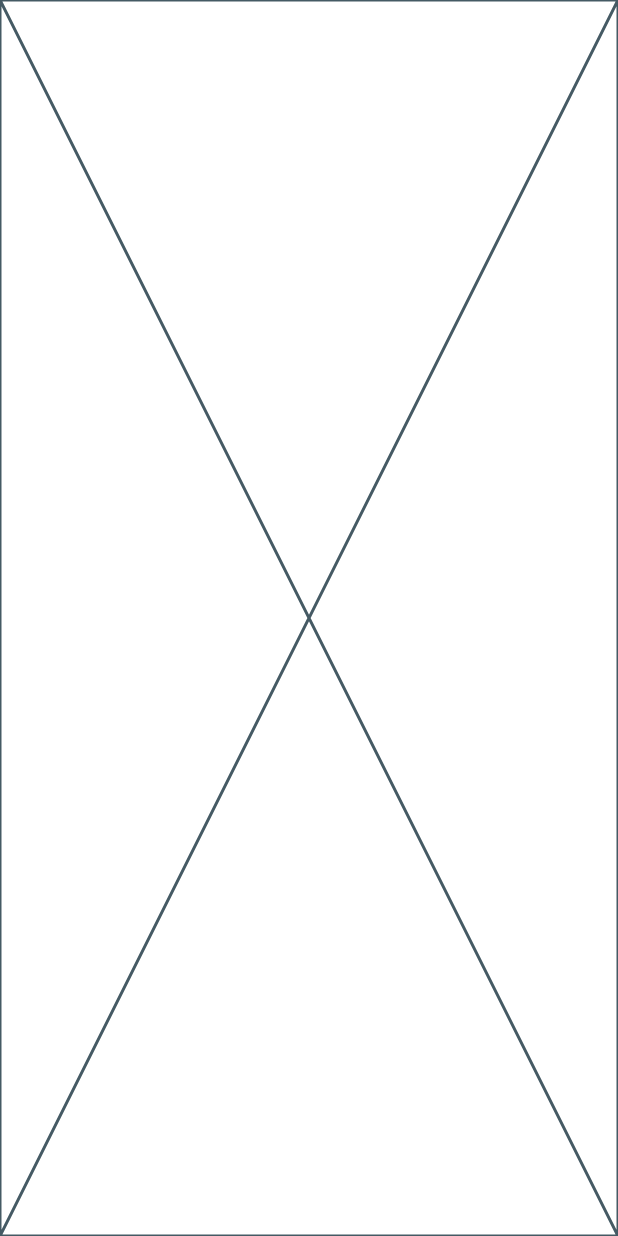
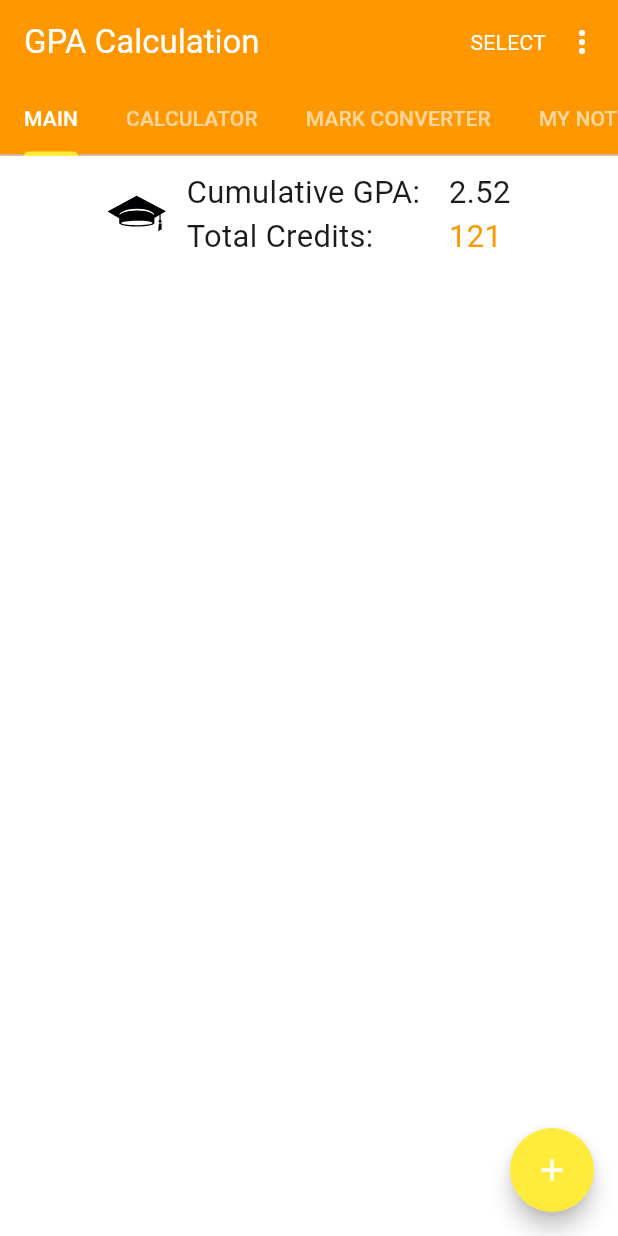
Before and after one commit to mohamed-yaseen13/GPA-Calculator, a Flutter app: the screen it shows after launch, on a phone screen of 412 x 824 dp. Run offline on Flutter 3.47's test engine with Material 3 defaults, Android fonts, the phone set to English and light mode, and no system bars; our stand-ins replace flutter_screenutil, flutter_svg.

Commit message:
Main Screen UI First Version

```diff
--- a/lib/core/routing/app_router.dart
+++ b/lib/core/routing/app_router.dart
@@ -1,12 +1,12 @@
 import 'package:flutter/material.dart';
 import 'package:gpa_calculator/core/routing/app_routes.dart';
-import 'package:gpa_calculator/feature/main/main_dashboard/ui/main_screen.dart';
+import 'package:gpa_calculator/core/widgets/custom_app_bar.dart';
 
 class AppRouter {
   static Route<dynamic>? generateRoute(RouteSettings settings) {
     switch (settings.name) {
       case AppRoutes.mainScreen:
-        return MaterialPageRoute(builder: (_) => MainScreen());
+        return MaterialPageRoute(builder: (_) => CustomAppBar());
 
       default:
         return null;
--- /dev/null
+++ b/lib/core/widgets/custom_app_bar.dart
@@ -0,0 +1,163 @@
+import 'package:flutter/material.dart';
+import 'package:flutter_screenutil/flutter_screenutil.dart';
+import 'package:gpa_calculator/core/theming/app_colors.dart';
+import 'package:gpa_calculator/feature/calculator/ui/calculator_screen.dart';
+import 'package:gpa_calculator/feature/main/main_dashboard/ui/main_screen.dart';
+import 'package:gpa_calculator/feature/mark_conventer/ui/mark_converter_screen.dart';
+import 'package:gpa_calculator/feature/notes/ui/notes_screen.dart';
+
+class CustomAppBar extends StatefulWidget {
+  const CustomAppBar({super.key});
+
+  @override
+  State<CustomAppBar> createState() => _CustomAppBarState();
+}
+
+class _CustomAppBarState extends State<CustomAppBar> {
+  bool _selectionMode = false;
+  int _selectedCount = 0;
+  final List<Map<String, dynamic>> _semesters = [];
+
+  void _addSemester() {
+    setState(() {
+      _semesters.add({'term': '', 'gpa': '', 'selected': false});
+    });
+  }
+
+  @override
+  Widget build(BuildContext context) {
+    return DefaultTabController(
+      length: 4,
+      child: Scaffold(
+        appBar: AppBar(
+          backgroundColor: AppColors.mainOrange,
+          title:
+              !_selectionMode
+                  ? Text(
+                    'GPA Calculation',
+                    style: TextStyle(color: Colors.white),
+                  )
+                  : null,
+          actions:
+              !_selectionMode
+                  ? [
+                    GestureDetector(
+                      onTap: () {
+                        setState(() {
+                          _selectionMode = true;
+                        });
+                      },
+                      child: Text(
+                        'SELECT',
+                        style: TextStyle(color: Colors.white),
+                      ),
+                    ),
+                    PopupMenuButton(
+                      icon: Icon(Icons.more_vert, color: Colors.white),
+                      itemBuilder:
+                          (context) => [
+                            PopupMenuItem(value: 1, child: Text('Settings')),
+                            PopupMenuItem(value: 2, child: Text('Scales')),
+                          ],
+                      onSelected: (value) {},
+                    ),
+                  ]
+                  : [],
+          flexibleSpace:
+              _selectionMode
+                  ? SafeArea(
+                    child: Container(
+                      color: Color(0xFF303030),
+                      child: Row(
+                        children: [
+                          IconButton(
+                            icon: Icon(Icons.arrow_back, color: Colors.white),
+                            onPressed: () {
+                              setState(() {
+                                _selectionMode = false;
+                                _selectedCount = 0;
+                                for (var semester in _semesters) {
+                                  semester['selected'] = false;
+                                }
+                              });
+                            },
+                          ),
+                          Text(
+                            '$_selectedCount Selected',
+                            style: TextStyle(
+                              color: Colors.white,
+                              fontWeight: FontWeight.bold,
+                              fontSize: 18.sp,
+                            ),
+                          ),
+                          Spacer(),
+                          IconButton(
+                            icon: Icon(Icons.crop_square, color: Colors.white),
+                            onPressed: () {
+                              setState(() {
+                                bool allSelected = _semesters.every(
+                                  (s) => s['selected'] == true,
+                                );
+                                for (var semester in _semesters) {
+                                  semester['selected'] = !allSelected;
+                                }
+                                _selectedCount =
+                                    allSelected ? 0 : _semesters.length;
+                              });
+                            },
+                          ),
+                          IconButton(
+                            icon: Icon(Icons.delete, color: Colors.white),
+                            onPressed: () {
+                              setState(() {
+                                _semesters.removeWhere(
+                                  (semester) => semester['selected'] == true,
+                                );
+                                _selectedCount = 0;
+                                _selectionMode = false;
+                              });
+                            },
+                          ),
+                        ],
+                      ),
+                    ),
+                  )
+                  : null,
+          bottom: TabBar(
+            isScrollable: true,
+            tabAlignment: TabAlignment.start,
+            indicatorColor: Colors.yellow,
+            labelColor: Colors.white,
+            unselectedLabelColor: Colors.white60,
+            tabs: [
+              Tab(text: 'MAIN'),
+              Tab(text: 'CALCULATOR'),
+              Tab(text: 'MARK CONVERTER'),
+              Tab(text: 'MY NOTES'),
+            ],
+          ),
+        ),
+        body: TabBarView(
+          children: [
+            MainScreen(
+              semesters: _semesters,
+              selectionMode: _selectionMode,
+              onToggleSelect: (index) {
+                setState(() {
+                  _semesters[index]['selected'] =
+                      !_semesters[index]['selected'];
+                  _selectedCount =
+                      _semesters.where((s) => s['selected'] == true).length;
+                });
+              },
+              onAddSemester: _addSemester,
+            ),
+            CalculatorScreen(),
+            MarkConverterScreen(),
+            NotesScreen(),
+          ],
+        ),
+      ),
+    );
+  }
+}
--- a/lib/feature/main/main_dashboard/ui/main_screen.dart
+++ b/lib/feature/main/main_dashboard/ui/main_screen.dart
@@ -1,10 +1,47 @@
-import 'package:flutter/widgets.dart';
+import 'package:flutter/material.dart';
+import 'package:gpa_calculator/core/helpers/spacing.dart';
+import 'package:gpa_calculator/feature/main/main_dashboard/ui/widgets/main_student_data.dart';
+import 'package:gpa_calculator/feature/main/main_dashboard/ui/widgets/main_student_semesters.dart';
 
 class MainScreen extends StatelessWidget {
-  const MainScreen({super.key});
+  final List<Map<String, dynamic>> semesters;
+  final bool selectionMode;
+  final Function(int) onToggleSelect;
+  final VoidCallback onAddSemester;
+
+  const MainScreen({
+    super.key,
+    required this.semesters,
+    required this.onAddSemester,
+    required this.onToggleSelect,
+    required this.selectionMode,
+  });
 
   @override
   Widget build(BuildContext context) {
-    return const Placeholder();
+    return Scaffold(
+      body: SingleChildScrollView(
+        child: Column(
+          crossAxisAlignment: CrossAxisAlignment.start,
+          children: [
+            MainStudentData(),
+            verticalSpace(12),
+            MainStudentSemesters(
+              semesters: semesters,
+              selectionMode: selectionMode,
+              onToggleSelect: onToggleSelect,
+              onAddSemester: onAddSemester,
+            ),
+          ],
+        ),
+      ),
+      floatingActionButton: FloatingActionButton(
+        onPressed: onAddSemester,
+        backgroundColor: Colors.yellow,
+        foregroundColor: Colors.white,
+        shape: CircleBorder(),
+        child: Icon(Icons.add),
+      ),
+    );
   }
 }
--- /dev/null
+++ b/lib/feature/main/main_dashboard/ui/widgets/main_student_data.dart
@@ -0,0 +1,41 @@
+import 'package:flutter/material.dart';
+import 'package:flutter_screenutil/flutter_screenutil.dart';
+import 'package:flutter_svg/svg.dart';
+import 'package:gpa_calculator/core/helpers/spacing.dart';
+import 'package:gpa_calculator/core/theming/app_colors.dart';
+
+class MainStudentData extends StatelessWidget {
+  const MainStudentData({super.key});
+
+  @override
+  Widget build(BuildContext context) {
+    return Padding(
+      padding: EdgeInsets.symmetric(vertical: 8.h),
+      child: Row(
+        mainAxisAlignment: MainAxisAlignment.center,
+        children: [
+          SvgPicture.asset('assets/images/graduation_hat_2.svg'),
+          horizontalSpace(12),
+          Column(
+            crossAxisAlignment: CrossAxisAlignment.start,
+            children: [
+              Text('Cumulative GPA: ', style: TextStyle(fontSize: 18.sp)),
+              Text('Total Credits: ', style: TextStyle(fontSize: 18.sp)),
+            ],
+          ),
+          horizontalSpace(12),
+          Column(
+            crossAxisAlignment: CrossAxisAlignment.start,
+            children: [
+              Text('2.52', style: TextStyle(fontSize: 18.sp)),
+              Text(
+                '121',
+                style: TextStyle(fontSize: 18.sp, color: AppColors.mainOrange),
+              ),
+            ],
+          ),
+        ],
+      ),
+    );
+  }
+}
--- a/lib/main.dart
+++ b/lib/main.dart
@@ -1,8 +1,11 @@
 import 'package:flutter/material.dart';
+import 'package:flutter_screenutil/flutter_screenutil.dart';
 import 'package:gpa_calculator/core/routing/app_router.dart';
 import 'package:gpa_calculator/core/routing/app_routes.dart';
 
-void main() {
+void main() async {
+  await ScreenUtil.ensureScreenSize();
+
   runApp(GpaApp());
 }
 
@@ -11,11 +14,14 @@ class GpaApp extends StatelessWidget {
 
   @override
   Widget build(BuildContext context) {
-    return MaterialApp(
-      theme: ThemeData(scaffoldBackgroundColor: Colors.white),
-      debugShowCheckedModeBanner: false,
-      initialRoute: AppRoutes.mainScreen,
-      onGenerateRoute: AppRouter.generateRoute,
+    return ScreenUtilInit(
+      minTextAdapt: true,
+      child: MaterialApp(
+        theme: ThemeData(scaffoldBackgroundColor: Colors.white),
+        debugShowCheckedModeBanner: false,
+        initialRoute: AppRoutes.mainScreen,
+        onGenerateRoute: AppRouter.generateRoute,
+      ),
     );
   }
 }
--- a/pubspec.yaml
+++ b/pubspec.yaml
@@ -55,8 +55,8 @@ flutter:
   # the material Icons class.
   uses-material-design: true
   # To add assets to your application, add an assets section, like this:
-  # assets:
-  #   - images/a_dot_burr.jpeg
+  assets:
+    - assets/images/
   #   - images/a_dot_ham.jpeg
   # An image asset can refer to one or more resolution-specific "variants", see
   # https://flutter.dev/to/resolution-aware-images
```
Also changed, not shown: lib/feature/calculator/ui/calculator_screen.dart (added, +10 -0 lines), lib/feature/main/main_dashboard/ui/widgets/main_student_semesters.dart (added, +121 -0 lines), lib/feature/mark_conventer/ui/mark_converter_screen.dart (added, +10 -0 lines), lib/feature/notes/ui/notes_screen.dart (added, +10 -0 lines), assets/images/graduation_hat_2.svg (added), lib/core/helpers/extensions.dart (renamed from lib/core/helpers/extensiond.dart), 1 other file.
